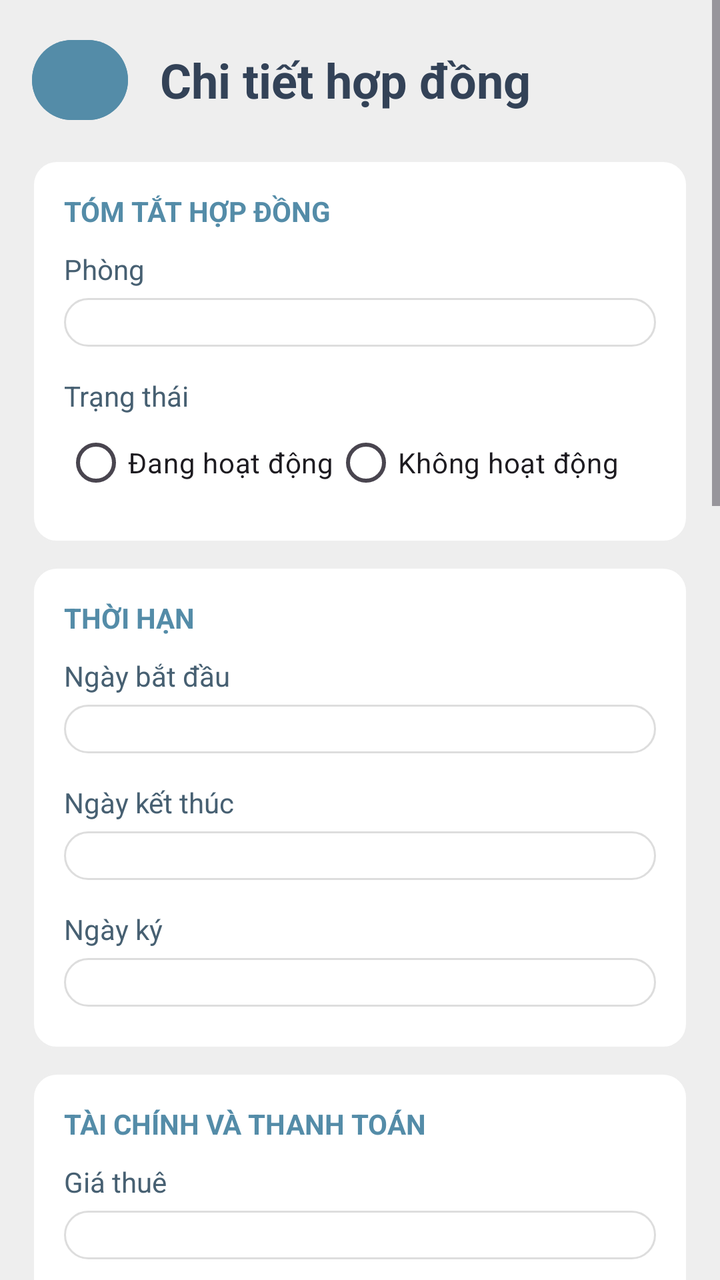
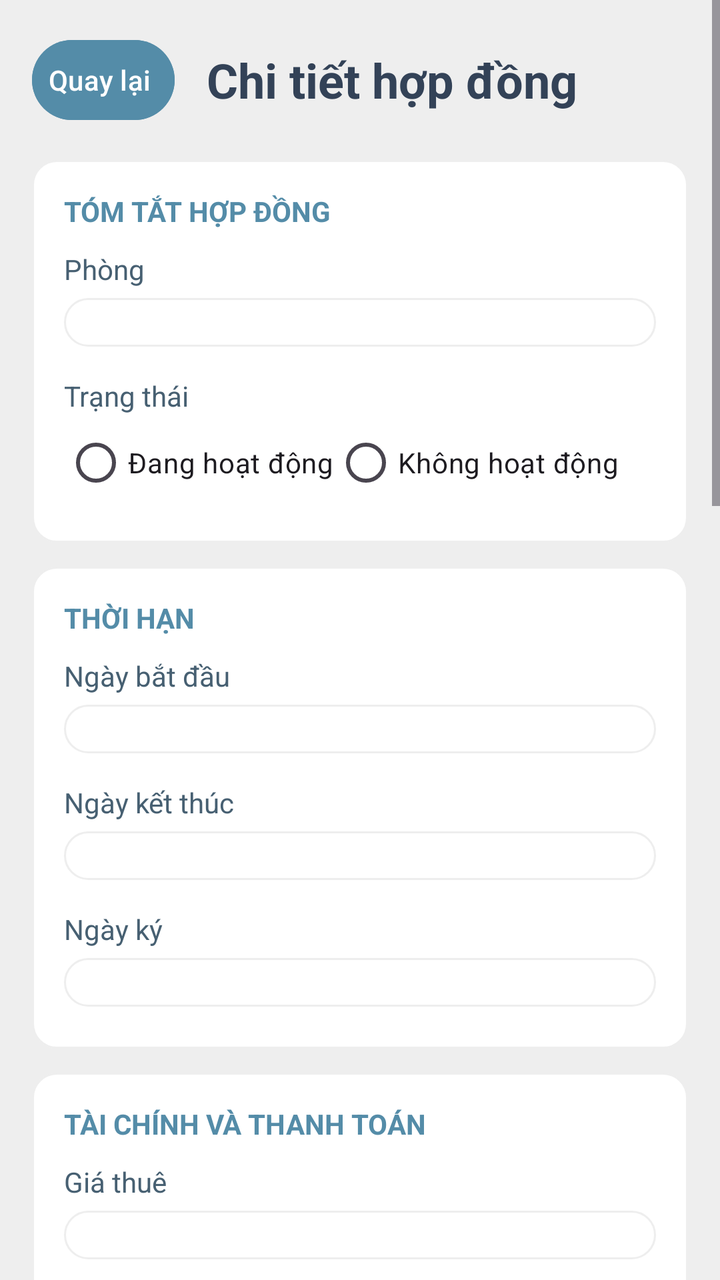

Two renders of the same Android screen: before a commit and after it. Below are the layout's source before the change and the commit's diff.
<!-- AndroidManifest.xml: application theme Theme.Rentaly_Management -->
<!-- res/layout/fragment_contract_detail.xml -->
<?xml version="1.0" encoding="utf-8"?>
<ScrollView xmlns:android="http://schemas.android.com/apk/res/android" android:layout_width="match_parent" android:layout_height="match_parent" android:background="@color/background" android:fillViewport="true">
    <LinearLayout android:layout_width="match_parent" android:layout_height="wrap_content" android:orientation="vertical" android:padding="16dp">
        <LinearLayout android:layout_width="match_parent" android:layout_height="wrap_content" android:gravity="center_vertical">
            <Button android:id="@+id/contract_detail_back" android:layout_width="48dp" android:layout_height="48dp" android:backgroundTint="@color/primary" android:contentDescription="Quay lại" android:drawableStart="@drawable/back_icon" android:padding="8dp" android:text="" />
            <TextView android:layout_width="0dp" android:layout_height="wrap_content" android:layout_weight="1" android:layout_marginStart="16dp" android:text="Chi tiết hợp đồng" android:textColor="@color/dark_navy" android:textSize="24sp" android:textStyle="bold" />
        </LinearLayout>
        <LinearLayout android:layout_width="match_parent" android:layout_height="wrap_content" android:layout_marginTop="16dp" android:background="@drawable/user_detail_card" android:orientation="vertical" android:padding="16dp">
            <TextView android:layout_width="match_parent" android:layout_height="wrap_content" android:text="TÓM TẮT HỢP ĐỒNG" android:textColor="@color/primary" android:textSize="14sp" android:textStyle="bold" />

            <TextView android:layout_width="match_parent" android:layout_height="wrap_content" android:layout_marginTop="10dp" android:text="Phòng" android:textColor="@color/secondary" />
            <EditText android:id="@+id/contract_detail_room" android:layout_width="match_parent" android:layout_height="wrap_content" android:layout_marginTop="5dp" android:layout_marginBottom="5dp" android:background="@drawable/edittext_background" android:paddingStart="12dp" android:paddingEnd="12dp" android:textColor="@color/secondary" android:focusable="false" android:cursorVisible="false" android:importantForAutofill="no" />
            <TextView android:layout_width="match_parent" android:layout_height="wrap_content" android:layout_marginTop="10dp" android:text="Trạng thái" android:textColor="@color/secondary" />
            <RadioGroup android:id="@+id/contract_detail_status" android:layout_width="match_parent" android:layout_height="wrap_content" android:orientation="horizontal">
                <RadioButton android:id="@+id/contract_detail_status_active" android:layout_width="wrap_content" android:layout_height="wrap_content" android:text="Đang hoạt động" />
                <RadioButton android:id="@+id/contract_detail_status_inactive" android:layout_width="wrap_content" android:layout_height="wrap_content" android:text="Không hoạt động" />
            </RadioGroup>
        </LinearLayout>
        <LinearLayout android:layout_width="match_parent" android:layout_height="wrap_content" android:layout_marginTop="12dp" android:background="@drawable/user_detail_card" android:orientation="vertical" android:padding="16dp">
            <TextView android:layout_width="match_parent" android:layout_height="wrap_content" android:text="THỜI HẠN" android:textColor="@color/primary" android:textSize="14sp" android:textStyle="bold" />
            <TextView android:layout_width="match_parent" android:layout_height="wrap_content" android:layout_marginTop="10dp" android:text="Ngày bắt đầu" android:textColor="@color/secondary" />
            <EditText android:id="@+id/contract_detail_start" android:layout_width="match_parent" android:layout_height="wrap_content" android:layout_marginTop="5dp" android:layout_marginBottom="5dp" android:background="@drawable/edittext_background" android:paddingStart="12dp" android:paddingEnd="12dp" android:inputType="date" android:textColor="@color/dark_navy" />
            <TextView android:layout_width="match_parent" android:layout_height="wrap_content" android:layout_marginTop="10dp" android:text="Ngày kết thúc" android:textColor="@color/secondary" />
            <EditText android:id="@+id/contract_detail_end" android:layout_width="match_parent" android:layout_height="wrap_content" android:layout_marginTop="5dp" android:layout_marginBottom="5dp" android:background="@drawable/edittext_background" android:paddingStart="12dp" android:paddingEnd="12dp" android:inputType="date" android:textColor="@color/dark_navy" />
            <TextView android:layout_width="match_parent" android:layout_height="wrap_content" android:layout_marginTop="10dp" android:text="Ngày ký" android:textColor="@color/secondary" />
            <EditText android:id="@+id/contract_detail_signed" android:layout_width="match_parent" android:layout_height="wrap_content" android:layout_marginTop="5dp" android:layout_marginBottom="5dp" android:background="@drawable/edittext_background" android:paddingStart="12dp" android:paddingEnd="12dp" android:inputType="date" android:textColor="@color/secondary" />
        </LinearLayout>
        <LinearLayout android:layout_width="match_parent" android:layout_height="wrap_content" android:layout_marginTop="12dp" android:background="@drawable/user_detail_card" android:orientation="vertical" android:padding="16dp">
            <TextView android:layout_width="match_parent" android:layout_height="wrap_content" android:text="TÀI CHÍNH VÀ THANH TOÁN" android:textColor="@color/primary" android:textSize="14sp" android:textStyle="bold" />

            <TextView android:layout_width="match_parent" android:layout_height="wrap_content" android:layout_marginTop="10dp" android:text="Giá thuê" android:textColor="@color/secondary" />
            <EditText android:id="@+id/contract_detail_rent" android:layout_width="match_parent" android:layout_height="wrap_content" android:layout_marginTop="5dp" android:layout_marginBottom="5dp" android:background="@drawable/edittext_background" android:paddingStart="12dp" android:paddingEnd="12dp" android:inputType="numberDecimal" android:textColor="@color/dark_navy" />
            <TextView android:layout_width="match_parent" android:layout_height="wrap_content" android:layout_marginTop="10dp" android:text="Tiền đặt cọc" android:textColor="@color/secondary" />
            <EditText android:id="@+id/contract_detail_deposit" android:layout_width="match_parent" android:layout_height="wrap_content" android:layout_marginTop="5dp" android:layout_marginBottom="5dp" android:background="@drawable/edittext_background" android:paddingStart="12dp" android:paddingEnd="12dp" android:inputType="numberDecimal" android:textColor="@color/dark_navy" />

            <TextView
                android:layout_width="match_parent"
                android:layout_height="wrap_content"
                android:layout_marginTop="10dp"
                android:text="Lịch thanh toán"
                android:textColor="@color/primary"
                android:textSize="16sp"
                android:textStyle="bold" />
            <TextView android:layout_width="match_parent" android:layout_height="wrap_content" android:layout_marginTop="10dp" android:text="Ngày thanh toán" android:textColor="@color/secondary" />
            <EditText android:id="@+id/contract_detail_billing_day" android:layout_width="match_parent" android:layout_height="wrap_content" android:layout_marginTop="5dp" android:layout_marginBottom="5dp" android:background="@drawable/edittext_background" android:paddingStart="12dp" android:paddingEnd="12dp" android:inputType="number" android:textColor="@color/secondary" />
            <TextView android:layout_width="match_parent" android:layout_height="wrap_content" android:layout_marginTop="10dp" android:text="Số ngày đến hạn" android:textColor="@color/secondary" />
            <EditText android:id="@+id/contract_detail_due_days" android:layout_width="match_parent" android:layout_height="wrap_content" android:layout_marginTop="5dp" android:layout_marginBottom="5dp" android:background="@drawable/edittext_background" android:paddingStart="12dp" android:paddingEnd="12dp" android:inputType="number" android:textColor="@color/secondary" />
        </LinearLayout>
        <LinearLayout android:layout_width="match_parent" android:layout_height="wrap_content" android:layout_marginTop="12dp" android:background="@drawable/user_detail_card" android:orientation="vertical" android:padding="16dp">
            <TextView android:layout_width="match_parent" android:layout_height="wrap_content" android:text="ĐIỀU KHOẢN VÀ TÀI LIỆU" android:textColor="@color/primary" android:textSize="14sp" android:textStyle="bold" />
            <TextView android:layout_width="match_parent" android:layout_height="wrap_content" android:layout_marginTop="10dp" android:text="Điều khoản" android:textColor="@color/secondary" />
            <EditText android:id="@+id/contract_detail_terms" android:layout_width="match_parent" android:layout_height="wrap_content" android:layout_marginTop="5dp" android:layout_marginBottom="5dp" android:minHeight="80dp" android:gravity="top" android:background="@drawable/edittext_background" android:paddingStart="12dp" android:paddingTop="12dp" android:paddingEnd="12dp" android:textColor="@color/dark_navy" />
            <Button android:id="@+id/contract_detail_choose_document" android:layout_width="match_parent" android:layout_height="48dp" android:layout_marginTop="8dp" android:text="Chọn file PDF hoặc DOCX mới" android:backgroundTint="@color/primary" android:textColor="@color/white" />

            <LinearLayout android:layout_width="match_parent" android:layout_height="wrap_content" android:layout_marginTop="8dp">

                <Button
                    android:id="@+id/contract_detail_view_document"
                    android:layout_width="0dp"
                    android:layout_height="48dp"
                    android:layout_weight="1"
                    android:backgroundTint="@color/primary"
                    android:text="Tải file hợp đồng"
                    android:textColor="@color/white"
                    android:textStyle="bold" />
            </LinearLayout>
        </LinearLayout>
        <TextView android:layout_width="match_parent" android:layout_height="wrap_content" android:layout_marginTop="10dp" android:text="Ngày kết thúc hợp đồng" android:textColor="@color/secondary" />
        <EditText android:id="@+id/contract_detail_terminated" android:layout_width="match_parent" android:layout_height="wrap_content" android:layout_marginTop="5dp" android:layout_marginBottom="5dp" android:background="@drawable/edittext_background" android:paddingStart="12dp" android:paddingEnd="12dp" android:inputType="date" android:textColor="@color/secondary" android:focusable="false" android:cursorVisible="false" android:importantForAutofill="no" />
        <TextView android:layout_width="match_parent" android:layout_height="wrap_content" android:layout_marginTop="10dp" android:text="Lý do kết thúc hợp đồng" android:textColor="@color/secondary" />
        <EditText android:id="@+id/contract_detail_lifecycle" android:layout_width="match_parent" android:layout_height="wrap_content" android:layout_marginTop="5dp" android:layout_marginBottom="5dp" android:minHeight="80dp" android:gravity="top" android:background="@drawable/edittext_background" android:paddingStart="12dp" android:paddingTop="12dp" android:paddingEnd="12dp" android:textColor="@color/secondary" android:inputType="textMultiLine" />
        <LinearLayout android:layout_width="match_parent" android:layout_height="wrap_content" android:layout_marginTop="12dp" android:background="@drawable/user_detail_card" android:orientation="vertical" android:padding="16dp">
            <TextView android:layout_width="match_parent" android:layout_height="wrap_content" android:text="NGƯỜI THUÊ TRONG HỢP ĐỒNG" android:textColor="@color/primary" android:textSize="14sp" android:textStyle="bold" />
            <ProgressBar android:id="@+id/contract_tenant_loading" android:layout_width="wrap_content" android:layout_height="wrap_content" android:layout_gravity="center" android:visibility="gone" />
            <TextView android:id="@+id/contract_tenant_state" android:layout_width="match_parent" android:layout_height="wrap_content" android:layout_marginTop="8dp" android:textColor="@color/secondary" android:visibility="gone" />
            <LinearLayout android:id="@+id/contract_tenant_list" android:layout_width="match_parent" android:layout_height="wrap_content" android:orientation="vertical" android:layout_marginTop="8dp" />
            <Button android:id="@+id/contract_tenant_add" android:layout_width="match_parent" android:layout_height="48dp" android:layout_marginTop="8dp" android:text="Thêm người thuê" android:backgroundTint="@color/primary" android:textColor="@color/white" />
        </LinearLayout>
        <Button android:id="@+id/contract_detail_edit" android:layout_width="match_parent" android:layout_height="48dp" android:layout_marginTop="16dp" android:text="Cập nhật hợp đồng" android:backgroundTint="@color/primary" android:textColor="@color/white" />

        <Button
            android:id="@+id/contract_detail_delete"
            android:layout_width="match_parent"
            android:layout_height="48dp"
            android:layout_marginTop="8dp"
            android:layout_marginBottom="8dp"
            android:backgroundTint="#F44336"
            android:text="Xóa hợp đồng"
            android:textColor="@color/white" />
    </LinearLayout>
</ScrollView>
<!-- resources referenced by this layout -->
<resources>
  <color name="background">#EEEEEE</color>
  <color name="dark_navy">#334257</color>
  <color name="primary">#548CA8</color>
  <color name="secondary">#476072</color>
  <color name="white">#FFFFFFFF</color>
  <!-- drawable back_icon (drawable) -->
  <vector xmlns:android="http://schemas.android.com/apk/res/android"
      android:width="24dp"
      android:height="24dp"
      android:viewportWidth="960"
      android:viewportHeight="960">
    <path
        android:pathData="m313,520 l224,224 -57,56 -320,-320 320,-320 57,56 -224,224h487v80L313,520Z"
        android:fillColor="#EEEEEE"/>
  </vector>
  <!-- drawable edittext_background (drawable) -->
  <?xml version="1.0" encoding="utf-8"?>
  <shape xmlns:android="http://schemas.android.com/apk/res/android"
      android:shape="rectangle">
  
      <solid android:color="@color/white" />
  
      <stroke
          android:width="1dp"
          android:color="#DDDDDD" />
  
      <corners android:radius="15dp" />
  
  </shape>
  <!-- drawable user_detail_card (drawable) -->
  <?xml version="1.0" encoding="utf-8"?>
  <shape xmlns:android="http://schemas.android.com/apk/res/android" android:shape="rectangle">
      <solid android:color="@color/white" />
      <corners android:radius="12dp" />
      <stroke android:width="1dp" android:color="@color/background" />
  </shape>
  <style name="Theme.Rentaly_Management" parent="Base.Theme.Rentaly_Management" />
  <style name="Base.Theme.Rentaly_Management" parent="Theme.Material3.DayNight.NoActionBar">
          
          
      </style>
</resources>

<!-- the commit's change to res/layout/fragment_contract_detail.xml (unified diff, before → after) -->
@@ -2,14 +2,14 @@
 <ScrollView xmlns:android="http://schemas.android.com/apk/res/android" android:layout_width="match_parent" android:layout_height="match_parent" android:background="@color/background" android:fillViewport="true">
     <LinearLayout android:layout_width="match_parent" android:layout_height="wrap_content" android:orientation="vertical" android:padding="16dp">
         <LinearLayout android:layout_width="match_parent" android:layout_height="wrap_content" android:gravity="center_vertical">
-            <Button android:id="@+id/contract_detail_back" android:layout_width="48dp" android:layout_height="48dp" android:backgroundTint="@color/primary" android:contentDescription="Quay lại" android:drawableStart="@drawable/back_icon" android:padding="8dp" android:text="" />
+            <Button android:id="@+id/contract_detail_back" android:layout_width="wrap_content" android:layout_height="48dp" android:backgroundTint="@color/primary" android:contentDescription="Quay lại" android:drawableStart="@drawable/back_icon" android:minWidth="48dp" android:paddingStart="8dp" android:paddingEnd="12dp" android:text="Quay lại" />
             <TextView android:layout_width="0dp" android:layout_height="wrap_content" android:layout_weight="1" android:layout_marginStart="16dp" android:text="Chi tiết hợp đồng" android:textColor="@color/dark_navy" android:textSize="24sp" android:textStyle="bold" />
         </LinearLayout>
         <LinearLayout android:layout_width="match_parent" android:layout_height="wrap_content" android:layout_marginTop="16dp" android:background="@drawable/user_detail_card" android:orientation="vertical" android:padding="16dp">
             <TextView android:layout_width="match_parent" android:layout_height="wrap_content" android:text="TÓM TẮT HỢP ĐỒNG" android:textColor="@color/primary" android:textSize="14sp" android:textStyle="bold" />
 
             <TextView android:layout_width="match_parent" android:layout_height="wrap_content" android:layout_marginTop="10dp" android:text="Phòng" android:textColor="@color/secondary" />
-            <EditText android:id="@+id/contract_detail_room" android:layout_width="match_parent" android:layout_height="wrap_content" android:layout_marginTop="5dp" android:layout_marginBottom="5dp" android:background="@drawable/edittext_background" android:paddingStart="12dp" android:paddingEnd="12dp" android:textColor="@color/secondary" android:focusable="false" android:cursorVisible="false" android:importantForAutofill="no" />
+            <EditText android:id="@+id/contract_detail_room" android:layout_width="match_parent" android:layout_height="wrap_content" android:layout_marginTop="5dp" android:layout_marginBottom="5dp" android:background="@drawable/user_detail_card" android:paddingStart="12dp" android:paddingEnd="12dp" android:textColor="@color/secondary" android:focusable="false" android:cursorVisible="false" android:importantForAutofill="no" />
             <TextView android:layout_width="match_parent" android:layout_height="wrap_content" android:layout_marginTop="10dp" android:text="Trạng thái" android:textColor="@color/secondary" />
             <RadioGroup android:id="@+id/contract_detail_status" android:layout_width="match_parent" android:layout_height="wrap_content" android:orientation="horizontal">
                 <RadioButton android:id="@+id/contract_detail_status_active" android:layout_width="wrap_content" android:layout_height="wrap_content" android:text="Đang hoạt động" />
@@ -19,19 +19,19 @@
         <LinearLayout android:layout_width="match_parent" android:layout_height="wrap_content" android:layout_marginTop="12dp" android:background="@drawable/user_detail_card" android:orientation="vertical" android:padding="16dp">
             <TextView android:layout_width="match_parent" android:layout_height="wrap_content" android:text="THỜI HẠN" android:textColor="@color/primary" android:textSize="14sp" android:textStyle="bold" />
             <TextView android:layout_width="match_parent" android:layout_height="wrap_content" android:layout_marginTop="10dp" android:text="Ngày bắt đầu" android:textColor="@color/secondary" />
-            <EditText android:id="@+id/contract_detail_start" android:layout_width="match_parent" android:layout_height="wrap_content" android:layout_marginTop="5dp" android:layout_marginBottom="5dp" android:background="@drawable/edittext_background" android:paddingStart="12dp" android:paddingEnd="12dp" android:inputType="date" android:textColor="@color/dark_navy" />
+            <EditText android:id="@+id/contract_detail_start" android:layout_width="match_parent" android:layout_height="wrap_content" android:layout_marginTop="5dp" android:layout_marginBottom="5dp" android:background="@drawable/user_detail_card" android:paddingStart="12dp" android:paddingEnd="12dp" android:inputType="date" android:textColor="@color/dark_navy" />
             <TextView android:layout_width="match_parent" android:layout_height="wrap_content" android:layout_marginTop="10dp" android:text="Ngày kết thúc" android:textColor="@color/secondary" />
-            <EditText android:id="@+id/contract_detail_end" android:layout_width="match_parent" android:layout_height="wrap_content" android:layout_marginTop="5dp" android:layout_marginBottom="5dp" android:background="@drawable/edittext_background" android:paddingStart="12dp" android:paddingEnd="12dp" android:inputType="date" android:textColor="@color/dark_navy" />
+            <EditText android:id="@+id/contract_detail_end" android:layout_width="match_parent" android:layout_height="wrap_content" android:layout_marginTop="5dp" android:layout_marginBottom="5dp" android:background="@drawable/user_detail_card" android:paddingStart="12dp" android:paddingEnd="12dp" android:inputType="date" android:textColor="@color/dark_navy" />
             <TextView android:layout_width="match_parent" android:layout_height="wrap_content" android:layout_marginTop="10dp" android:text="Ngày ký" android:textColor="@color/secondary" />
-            <EditText android:id="@+id/contract_detail_signed" android:layout_width="match_parent" android:layout_height="wrap_content" android:layout_marginTop="5dp" android:layout_marginBottom="5dp" android:background="@drawable/edittext_background" android:paddingStart="12dp" android:paddingEnd="12dp" android:inputType="date" android:textColor="@color/secondary" />
+            <EditText android:id="@+id/contract_detail_signed" android:layout_width="match_parent" android:layout_height="wrap_content" android:layout_marginTop="5dp" android:layout_marginBottom="5dp" android:background="@drawable/user_detail_card" android:paddingStart="12dp" android:paddingEnd="12dp" android:inputType="date" android:textColor="@color/secondary" />
         </LinearLayout>
         <LinearLayout android:layout_width="match_parent" android:layout_height="wrap_content" android:layout_marginTop="12dp" android:background="@drawable/user_detail_card" android:orientation="vertical" android:padding="16dp">
             <TextView android:layout_width="match_parent" android:layout_height="wrap_content" android:text="TÀI CHÍNH VÀ THANH TOÁN" android:textColor="@color/primary" android:textSize="14sp" android:textStyle="bold" />
 
             <TextView android:layout_width="match_parent" android:layout_height="wrap_content" android:layout_marginTop="10dp" android:text="Giá thuê" android:textColor="@color/secondary" />
-            <EditText android:id="@+id/contract_detail_rent" android:layout_width="match_parent" android:layout_height="wrap_content" android:layout_marginTop="5dp" android:layout_marginBottom="5dp" android:background="@drawable/edittext_background" android:paddingStart="12dp" android:paddingEnd="12dp" android:inputType="numberDecimal" android:textColor="@color/dark_navy" />
+            <EditText android:id="@+id/contract_detail_rent" android:layout_width="match_parent" android:layout_height="wrap_content" android:layout_marginTop="5dp" android:layout_marginBottom="5dp" android:background="@drawable/user_detail_card" android:paddingStart="12dp" android:paddingEnd="12dp" android:inputType="numberDecimal" android:textColor="@color/dark_navy" />
             <TextView android:layout_width="match_parent" android:layout_height="wrap_content" android:layout_marginTop="10dp" android:text="Tiền đặt cọc" android:textColor="@color/secondary" />
-            <EditText android:id="@+id/contract_detail_deposit" android:layout_width="match_parent" android:layout_height="wrap_content" android:layout_marginTop="5dp" android:layout_marginBottom="5dp" android:background="@drawable/edittext_background" android:paddingStart="12dp" android:paddingEnd="12dp" android:inputType="numberDecimal" android:textColor="@color/dark_navy" />
+            <EditText android:id="@+id/contract_detail_deposit" android:layout_width="match_parent" android:layout_height="wrap_content" android:layout_marginTop="5dp" android:layout_marginBottom="5dp" android:background="@drawable/user_detail_card" android:paddingStart="12dp" android:paddingEnd="12dp" android:inputType="numberDecimal" android:textColor="@color/dark_navy" />
 
             <TextView
                 android:layout_width="match_parent"
@@ -42,14 +42,14 @@
                 android:textSize="16sp"
                 android:textStyle="bold" />
             <TextView android:layout_width="match_parent" android:layout_height="wrap_content" android:layout_marginTop="10dp" android:text="Ngày thanh toán" android:textColor="@color/secondary" />
-            <EditText android:id="@+id/contract_detail_billing_day" android:layout_width="match_parent" android:layout_height="wrap_content" android:layout_marginTop="5dp" android:layout_marginBottom="5dp" android:background="@drawable/edittext_background" android:paddingStart="12dp" android:paddingEnd="12dp" android:inputType="number" android:textColor="@color/secondary" />
+            <EditText android:id="@+id/contract_detail_billing_day" android:layout_width="match_parent" android:layout_height="wrap_content" android:layout_marginTop="5dp" android:layout_marginBottom="5dp" android:background="@drawable/user_detail_card" android:paddingStart="12dp" android:paddingEnd="12dp" android:inputType="number" android:textColor="@color/secondary" />
             <TextView android:layout_width="match_parent" android:layout_height="wrap_content" android:layout_marginTop="10dp" android:text="Số ngày đến hạn" android:textColor="@color/secondary" />
-            <EditText android:id="@+id/contract_detail_due_days" android:layout_width="match_parent" android:layout_height="wrap_content" android:layout_marginTop="5dp" android:layout_marginBottom="5dp" android:background="@drawable/edittext_background" android:paddingStart="12dp" android:paddingEnd="12dp" android:inputType="number" android:textColor="@color/secondary" />
+            <EditText android:id="@+id/contract_detail_due_days" android:layout_width="match_parent" android:layout_height="wrap_content" android:layout_marginTop="5dp" android:layout_marginBottom="5dp" android:background="@drawable/user_detail_card" android:paddingStart="12dp" android:paddingEnd="12dp" android:inputType="number" android:textColor="@color/secondary" />
         </LinearLayout>
         <LinearLayout android:layout_width="match_parent" android:layout_height="wrap_content" android:layout_marginTop="12dp" android:background="@drawable/user_detail_card" android:orientation="vertical" android:padding="16dp">
             <TextView android:layout_width="match_parent" android:layout_height="wrap_content" android:text="ĐIỀU KHOẢN VÀ TÀI LIỆU" android:textColor="@color/primary" android:textSize="14sp" android:textStyle="bold" />
             <TextView android:layout_width="match_parent" android:layout_height="wrap_content" android:layout_marginTop="10dp" android:text="Điều khoản" android:textColor="@color/secondary" />
-            <EditText android:id="@+id/contract_detail_terms" android:layout_width="match_parent" android:layout_height="wrap_content" android:layout_marginTop="5dp" android:layout_marginBottom="5dp" android:minHeight="80dp" android:gravity="top" android:background="@drawable/edittext_background" android:paddingStart="12dp" android:paddingTop="12dp" android:paddingEnd="12dp" android:textColor="@color/dark_navy" />
+            <EditText android:id="@+id/contract_detail_terms" android:layout_width="match_parent" android:layout_height="wrap_content" android:layout_marginTop="5dp" android:layout_marginBottom="5dp" android:minHeight="80dp" android:gravity="top" android:background="@drawable/user_detail_card" android:paddingStart="12dp" android:paddingTop="12dp" android:paddingEnd="12dp" android:textColor="@color/dark_navy" />
             <Button android:id="@+id/contract_detail_choose_document" android:layout_width="match_parent" android:layout_height="48dp" android:layout_marginTop="8dp" android:text="Chọn file PDF hoặc DOCX mới" android:backgroundTint="@color/primary" android:textColor="@color/white" />
 
             <LinearLayout android:layout_width="match_parent" android:layout_height="wrap_content" android:layout_marginTop="8dp">
@@ -66,14 +66,14 @@
             </LinearLayout>
         </LinearLayout>
         <TextView android:layout_width="match_parent" android:layout_height="wrap_content" android:layout_marginTop="10dp" android:text="Ngày kết thúc hợp đồng" android:textColor="@color/secondary" />
-        <EditText android:id="@+id/contract_detail_terminated" android:layout_width="match_parent" android:layout_height="wrap_content" android:layout_marginTop="5dp" android:layout_marginBottom="5dp" android:background="@drawable/edittext_background" android:paddingStart="12dp" android:paddingEnd="12dp" android:inputType="date" android:textColor="@color/secondary" android:focusable="false" android:cursorVisible="false" android:importantForAutofill="no" />
+        <EditText android:id="@+id/contract_detail_terminated" android:layout_width="match_parent" android:layout_height="wrap_content" android:layout_marginTop="5dp" android:layout_marginBottom="5dp" android:background="@drawable/user_detail_card" android:paddingStart="12dp" android:paddingEnd="12dp" android:inputType="date" android:textColor="@color/secondary" android:focusable="false" android:cursorVisible="false" android:importantForAutofill="no" />
         <TextView android:layout_width="match_parent" android:layout_height="wrap_content" android:layout_marginTop="10dp" android:text="Lý do kết thúc hợp đồng" android:textColor="@color/secondary" />
-        <EditText android:id="@+id/contract_detail_lifecycle" android:layout_width="match_parent" android:layout_height="wrap_content" android:layout_marginTop="5dp" android:layout_marginBottom="5dp" android:minHeight="80dp" android:gravity="top" android:background="@drawable/edittext_background" android:paddingStart="12dp" android:paddingTop="12dp" android:paddingEnd="12dp" android:textColor="@color/secondary" android:inputType="textMultiLine" />
+        <EditText android:id="@+id/contract_detail_lifecycle" android:layout_width="match_parent" android:layout_height="wrap_content" android:layout_marginTop="5dp" android:layout_marginBottom="5dp" android:minHeight="80dp" android:gravity="top" android:background="@drawable/user_detail_card" android:paddingStart="12dp" android:paddingTop="12dp" android:paddingEnd="12dp" android:textColor="@color/secondary" android:inputType="textMultiLine" />
         <LinearLayout android:layout_width="match_parent" android:layout_height="wrap_content" android:layout_marginTop="12dp" android:background="@drawable/user_detail_card" android:orientation="vertical" android:padding="16dp">
             <TextView android:layout_width="match_parent" android:layout_height="wrap_content" android:text="NGƯỜI THUÊ TRONG HỢP ĐỒNG" android:textColor="@color/primary" android:textSize="14sp" android:textStyle="bold" />
             <ProgressBar android:id="@+id/contract_tenant_loading" android:layout_width="wrap_content" android:layout_height="wrap_content" android:layout_gravity="center" android:visibility="gone" />
             <TextView android:id="@+id/contract_tenant_state" android:layout_width="match_parent" android:layout_height="wrap_content" android:layout_marginTop="8dp" android:textColor="@color/secondary" android:visibility="gone" />
-            <LinearLayout android:id="@+id/contract_tenant_list" android:layout_width="match_parent" android:layout_height="wrap_content" android:orientation="vertical" android:layout_marginTop="8dp" />
+            <ListView android:id="@+id/contract_tenant_list" android:layout_width="match_parent" android:layout_height="wrap_content" android:layout_marginTop="8dp" android:divider="@color/background" android:dividerHeight="8dp" android:overScrollMode="never" />
             <Button android:id="@+id/contract_tenant_add" android:layout_width="match_parent" android:layout_height="48dp" android:layout_marginTop="8dp" android:text="Thêm người thuê" android:backgroundTint="@color/primary" android:textColor="@color/white" />
         </LinearLayout>
         <Button android:id="@+id/contract_detail_edit" android:layout_width="match_parent" android:layout_height="48dp" android:layout_marginTop="16dp" android:text="Cập nhật hợp đồng" android:backgroundTint="@color/primary" android:textColor="@color/white" />
<!-- resource entries referenced after the edit -->
@@ -15,20 +15,6 @@
         android:pathData="m313,520 l224,224 -57,56 -320,-320 320,-320 57,56 -224,224h487v80L313,520Z"
         android:fillColor="#EEEEEE"/>
   </vector>
-  <!-- drawable edittext_background (drawable) -->
-  <?xml version="1.0" encoding="utf-8"?>
-  <shape xmlns:android="http://schemas.android.com/apk/res/android"
-      android:shape="rectangle">
-  
-      <solid android:color="@color/white" />
-  
-      <stroke
-          android:width="1dp"
-          android:color="#DDDDDD" />
-  
-      <corners android:radius="15dp" />
-  
-  </shape>
   <!-- drawable user_detail_card (drawable) -->
   <?xml version="1.0" encoding="utf-8"?>
   <shape xmlns:android="http://schemas.android.com/apk/res/android" android:shape="rectangle">
